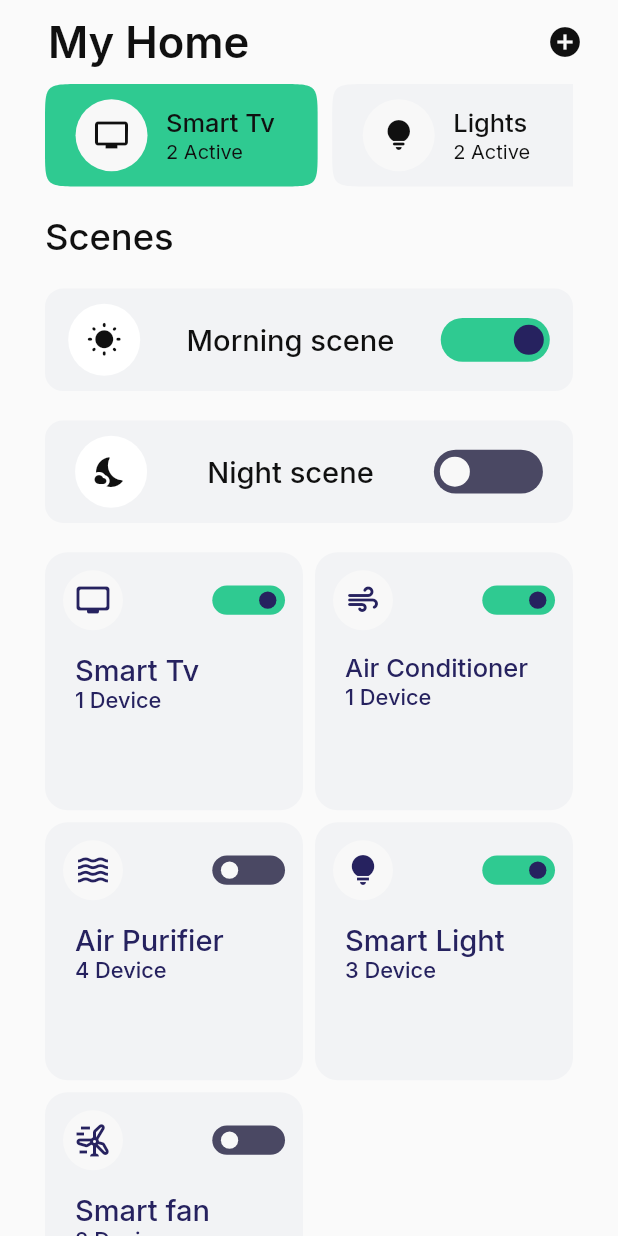
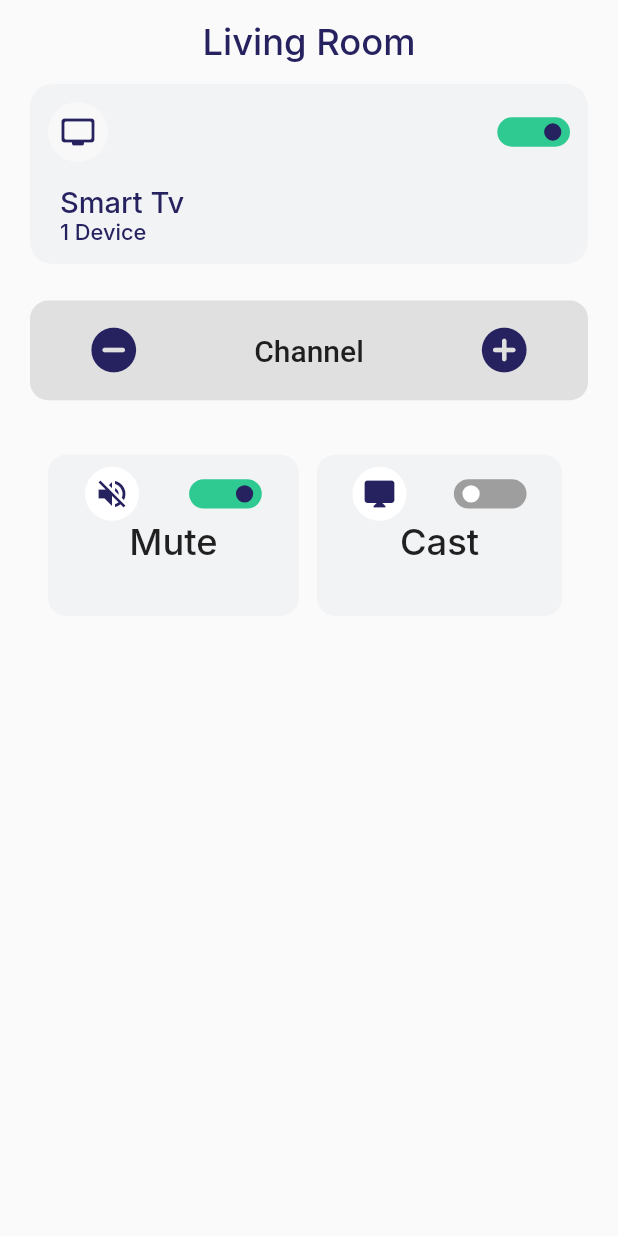
Before and after one commit to sifatullah-haque/CoShell, a Flutter app: the screen it shows after launch, on a phone screen of 412 x 824 dp. Run offline on Flutter 3.47's test engine with Material 2 defaults, Android fonts, the phone set to English and light mode, and no system bars; drawn by our look-alikes of flutter_switch; our stand-ins replace flutter_screenutil, google_fonts.

Commit message:
smart_tv done

```diff
--- a/mainapp/lib/main.dart
+++ b/mainapp/lib/main.dart
@@ -1,5 +1,6 @@
 import 'package:flutter/material.dart';
 import 'package:flutter_screenutil/flutter_screenutil.dart';
+import 'package:mainapp/pages/detailsPage/details_page.dart';
 import 'package:mainapp/pages/homePage/home_page_top_button.dart';
 
 void main() => runApp(const MyApp());
@@ -9,15 +10,15 @@ class MyApp extends StatelessWidget {
 
   @override
   Widget build(BuildContext context) {
-    int activeButtonIndex = 0; // Set the initial active button index here
-    void setActiveButton(int index) {
-      activeButtonIndex = index;
-    }
+    void setActiveButton(int index) {}
 
     return ScreenUtilInit(
       designSize: const Size(340, 844),
       builder: (context, child) {
-        return MaterialApp(title: 'Material App', home: HomePageTopButton());
+        return MaterialApp(
+          title: 'Material App',
+          home: DetailsPage(),
+        );
       },
     );
   }
--- /dev/null
+++ b/mainapp/lib/pages/detailsPage/details_page.dart
@@ -0,0 +1,209 @@
+import 'package:flutter/material.dart';
+import 'package:flutter_screenutil/flutter_screenutil.dart';
+import 'package:flutter_switch/flutter_switch.dart';
+import 'package:google_fonts/google_fonts.dart';
+import 'package:mainapp/pages/detailsPage/smart_tv.dart';
+
+import '../common/color_is.dart';
+
+class DetailsPage extends StatefulWidget {
+  const DetailsPage({Key? key}) : super(key: key);
+
+  @override
+  State<DetailsPage> createState() => _DetailsPageState();
+}
+
+class _DetailsPageState extends State<DetailsPage> {
+  bool mute = true;
+  bool cast = false;
+  @override
+  Widget build(BuildContext context) {
+    return SafeArea(
+      child: Scaffold(
+        appBar: AppBar(
+          backgroundColor: Colors.transparent,
+          elevation: 0.0,
+          title: Center(
+            child: Text(
+              "Living Room",
+              style: GoogleFonts.inter(
+                fontSize: 20.sp,
+                fontWeight: FontWeight.w500,
+                color: ColorIs.blue, // Replace ColorIs.blue with Colors.blue
+              ),
+            ),
+          ),
+        ),
+        body: Padding(
+          padding: const EdgeInsets.symmetric(horizontal: 20.0),
+          child: Column(
+            children: [
+              SmartTv(),
+              SizedBox(
+                height: 25.h,
+              ),
+              Column(
+                children: [
+                  Container(
+                    height: 68.h,
+                    decoration: BoxDecoration(
+                      color: Colors.grey[
+                          300], // Replace ColorIs.whiteGray with Colors.grey[300]
+                      borderRadius: BorderRadius.circular(12.0),
+                    ),
+                    child: const Row(
+                      mainAxisAlignment: MainAxisAlignment.spaceAround,
+                      children: [
+                        Icon(
+                          Icons.remove_circle_rounded,
+                          color: ColorIs
+                              .blue, // Replace ColorIs.blue with Colors.blue
+                          size: 36.0,
+                        ),
+                        Text(
+                          "Channel",
+                          style: TextStyle(
+                            fontSize: 20.0,
+                            fontWeight: FontWeight.w500,
+                          ),
+                        ),
+                        Icon(
+                          Icons.add_circle_rounded,
+                          color: ColorIs
+                              .blue, // Replace ColorIs.blue with Colors.blue
+                          size: 36.0,
+                        )
+                      ],
+                    ),
+                  ),
+                  SizedBox(
+                    height: 25.h,
+                  ),
+                  Row(
+                    children: [
+                      Padding(
+                        padding: const EdgeInsets.all(12.0),
+                        child: Container(
+                          height: 110.h,
+                          width: 138.w,
+                          decoration: BoxDecoration(
+                            color: ColorIs.whiteGray,
+                            borderRadius: BorderRadius.circular(12.0),
+                          ),
+                          child: Padding(
+                            padding: const EdgeInsets.all(8.0),
+                            child: Column(
+                              children: [
+                                Row(
+                                  mainAxisAlignment:
+                                      MainAxisAlignment.spaceAround,
+                                  children: [
+                                    const CircleAvatar(
+                                      radius: 18.0,
+                                      backgroundColor: Colors.white,
+                                      child: Icon(
+                                        Icons.volume_off,
+                                        color: ColorIs
+                                            .blue, // Replace ColorIs.blue with Colors.blue
+                                      ),
+                                    ),
+                                    FlutterSwitch(
+                                      value: mute,
+                                      height: 20.h,
+                                      width: 40.w,
+                                      toggleSize: 15.0,
+                                      activeColor: ColorIs
+                                          .halfGreen, // Replace ColorIs.halfGreen with Colors.green
+                                      inactiveColor: Colors
+                                          .grey, // Replace ColorIs.gray with Colors.grey
+                                      activeToggleColor: ColorIs
+                                          .blue, // Replace ColorIs.blue with Colors.blue
+                                      inactiveToggleColor: Colors
+                                          .white, // Replace ColorIs.white with Colors.white
+                                      onToggle: (val) {
+                                        setState(() {
+                                          mute = val;
+                                        });
+                                      },
+                                    ),
+                                  ],
+                                ),
+                                Text(
+                                  "Mute",
+                                  style: GoogleFonts.inter(
+                                    fontSize: 20.sp,
+                                    fontWeight: FontWeight.w500,
+                                  ),
+                                )
+                              ],
+                            ),
+                          ),
+                        ),
+                      ),
+                      Container(
+                        height: 110.h,
+                        width: 135.w,
+                        decoration: BoxDecoration(
+                          color: ColorIs.whiteGray,
+                          borderRadius: BorderRadius.circular(12.0),
+                        ),
+                        child: Padding(
+                          padding: const EdgeInsets.all(8.0),
+                          child: Column(
+                            children: [
+                              Row(
+                                mainAxisAlignment:
+                                    MainAxisAlignment.spaceAround,
+                                children: [
+                                  const CircleAvatar(
+                                    radius: 18.0,
+                                    backgroundColor: Colors.white,
+                                    child: Icon(
+                                      Icons.desktop_mac,
+                                      color: ColorIs
+                                          .blue, // Replace ColorIs.blue with Colors.blue
+                                    ),
+                                  ),
+                                  FlutterSwitch(
+                                    value: cast,
+                                    height: 20.h,
+                                    width: 40.w,
+                                    toggleSize: 15.0,
+                                    activeColor: ColorIs
+                                        .halfGreen, // Replace ColorIs.halfGreen with Colors.green
+                                    inactiveColor: Colors
+                                        .grey, // Replace ColorIs.gray with Colors.grey
+                                    activeToggleColor: ColorIs
+                                        .blue, // Replace ColorIs.blue with Colors.blue
+                                    inactiveToggleColor: Colors
+                                        .white, // Replace ColorIs.white with Colors.white
+                                    onToggle: (val) {
+                                      setState(() {
+                                        cast = val;
+                                      });
+                                    },
+                                  ),
+                                ],
+                              ),
+                              Text(
+                                "Cast",
+                                style: GoogleFonts.inter(
+                                  fontSize: 20.sp,
+                                  fontWeight: FontWeight.w500,
+                                ),
+                              )
+                            ],
+                          ),
+                        ),
+                      )
+                    ],
+                  )
+                ],
+              ),
+            ],
+          ),
+        ),
+      ),
+    );
+  }
+}
--- /dev/null
+++ b/mainapp/lib/pages/detailsPage/mute.dart
@@ -0,0 +1,77 @@
+import 'package:flutter/material.dart';
+import 'package:flutter_screenutil/flutter_screenutil.dart';
+import 'package:flutter_switch/flutter_switch.dart';
+import 'package:google_fonts/google_fonts.dart';
+
+import '../common/color_is.dart';
+
+class Mute extends StatefulWidget {
+  const Mute({super.key});
+
+  @override
+  State<Mute> createState() => _MuteState();
+}
+
+class _MuteState extends State<Mute> {
+  @override
+  Widget build(BuildContext context) {
+    bool mute = true;
+    return Column(
+      children: [
+        Container(
+          decoration: BoxDecoration(
+            borderRadius: BorderRadius.circular(15.0),
+            color: ColorIs.whiteGray,
+          ),
+          width: double.infinity,
+          child: Padding(
+            padding: const EdgeInsets.all(12.0),
+            child: Column(
+              mainAxisAlignment: MainAxisAlignment.start,
+              crossAxisAlignment: CrossAxisAlignment.start,
+              children: [
+                Row(
+                  mainAxisAlignment: MainAxisAlignment.spaceBetween,
+                  children: [
+                    const CircleAvatar(
+                      backgroundColor: ColorIs.white,
+                      child: Icon(
+                        Icons.waves_rounded,
+                        color: ColorIs.blue,
+                      ),
+                    ),
+                    FlutterSwitch(
+                      value: mute,
+                      height: 20.h,
+                      width: 40.w,
+                      toggleSize: 15.0,
+                      activeColor: ColorIs.halfGreen,
+                      inactiveColor: ColorIs.gray,
+                      activeToggleColor: ColorIs.blue,
+                      inactiveToggleColor: ColorIs.white,
+                      onToggle: (val) {
+                        setState(() {
+                          mute = val;
+                        });
+                      },
+                    ),
+                  ],
+                ),
+                Padding(
+                  padding: const EdgeInsets.only(left: 8.0, top: 15.0),
+                  child: Text(
+                    "Mute",
+                    style: GoogleFonts.inter(
+                        fontSize: 14.sp,
+                        fontWeight: FontWeight.w500,
+                        color: ColorIs.blue),
+                  ),
+                ),
+              ],
+            ),
+          ),
+        ),
+      ],
+    );
+  }
+}
--- /dev/null
+++ b/mainapp/lib/pages/detailsPage/smart_fan.dart
@@ -0,0 +1,10 @@
+import 'package:flutter/material.dart';
+
+class MyWidget extends StatelessWidget {
+  const MyWidget({super.key});
+
+  @override
+  Widget build(BuildContext context) {
+    return const Placeholder();
+  }
+}
--- /dev/null
+++ b/mainapp/lib/pages/detailsPage/smart_tv.dart
@@ -0,0 +1,90 @@
+import 'package:flutter/material.dart';
+import 'package:flutter_screenutil/flutter_screenutil.dart';
+import 'package:flutter_switch/flutter_switch.dart';
+import 'package:google_fonts/google_fonts.dart';
+
+import '../common/color_is.dart';
+
+class SmartTv extends StatefulWidget {
+  const SmartTv({Key? key}) : super(key: key);
+
+  @override
+  State<SmartTv> createState() => _SmartTvState();
+}
+
+class _SmartTvState extends State<SmartTv> {
+  bool smartTv = true; // Move smartTv variable here to preserve its state
+
+  @override
+  Widget build(BuildContext context) {
+    return Column(
+      children: [
+        Container(
+          decoration: BoxDecoration(
+            borderRadius: BorderRadius.circular(15.0),
+            color: ColorIs.whiteGray,
+          ),
+          width: double.infinity,
+          child: Padding(
+            padding: const EdgeInsets.all(12.0),
+            child: Column(
+              mainAxisAlignment: MainAxisAlignment.start,
+              crossAxisAlignment: CrossAxisAlignment.start,
+              children: [
+                Row(
+                  mainAxisAlignment: MainAxisAlignment.spaceBetween,
+                  children: [
+                    const CircleAvatar(
+                      backgroundColor: ColorIs.white,
+                      child: Icon(
+                        Icons.tv_rounded,
+                        color: ColorIs.blue,
+                      ),
+                    ),
+                    FlutterSwitch(
+                      value: smartTv,
+                      height: 20.h,
+                      width: 40.w,
+                      toggleSize: 15.0,
+                      activeColor: ColorIs.halfGreen,
+                      inactiveColor: ColorIs.gray,
+                      activeToggleColor: ColorIs.blue,
+                      inactiveToggleColor: ColorIs.white,
+                      onToggle: (val) {
+                        setState(() {
+                          smartTv = val;
+                        });
+                      },
+                    ),
+                  ],
+                ),
+                Padding(
+                  padding: const EdgeInsets.only(left: 8.0, top: 15.0),
+                  child: Text(
+                    "Smart Tv",
+                    style: GoogleFonts.inter(
+                        fontSize: 16.sp,
+                        fontWeight: FontWeight.w500,
+                        color: ColorIs.blue),
+                  ),
+                ),
+                Padding(
+                  padding: const EdgeInsets.only(
+                    left: 8.0,
+                  ),
+                  child: Text(
+                    "1 Device",
+                    style: GoogleFonts.inter(
+                        fontSize: 12.sp,
+                        fontWeight: FontWeight.w500,
+                        color: ColorIs.blue),
+                  ),
+                ),
+              ],
+            ),
+          ),
+        ),
+      ],
+    );
+  }
+}
--- a/mainapp/lib/pages/homePage/grid/grid_view.dart
+++ b/mainapp/lib/pages/homePage/grid/grid_view.dart
@@ -31,7 +31,11 @@ class _gridViewState extends State<gridView> {
           mainAxisSpacing: 8.0,
         ),
         children: [
-          Container(
+          InkWell(
+            onTap: (){
+
+            },
+            child: Container(
               decoration: BoxDecoration(
                 borderRadius: BorderRadius.circular(15.0),
                 color: ColorIs.whiteGray,
@@ -96,6 +100,7 @@ class _gridViewState extends State<gridView> {
                 ),
               ),
             ),
+          ),
           Container(
             decoration: BoxDecoration(
               borderRadius: BorderRadius.circular(15.0),
@@ -114,7 +119,7 @@ class _gridViewState extends State<gridView> {
                       const CircleAvatar(
                         backgroundColor: ColorIs.white,
                         child: Icon(
-                          Icons.air_rounded,
+                          Icons.waves_rounded,
                           color: ColorIs.blue,
                         ),
                       ),
@@ -179,7 +184,7 @@ class _gridViewState extends State<gridView> {
                       const CircleAvatar(
                         backgroundColor: ColorIs.white,
                         child: Icon(
-                          Icons.waves,
+                          Icons.air_rounded,
                           color: ColorIs.blue,
                         ),
                       ),
```
Lines whose indentation alone changed are shown as unchanged.
